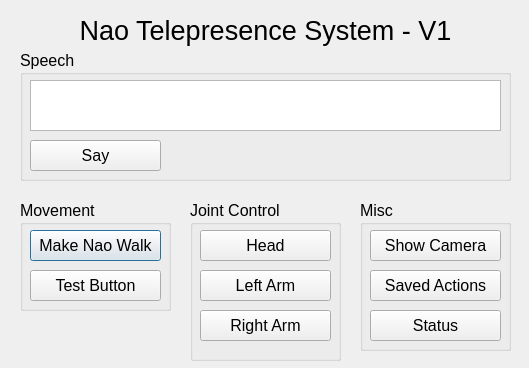
First picture: the form in gui/main_window.ui, repository PrakashW94/fyp-telepresence, before the edit.
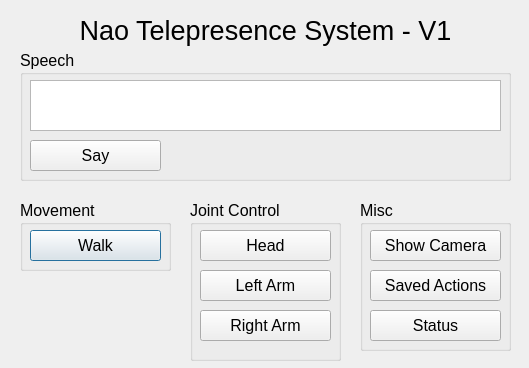
Second picture: the form after the edit.

Diff of the .ui file:
```diff
--- a/gui/main_window.ui
+++ b/gui/main_window.ui
@@ -58,7 +58,7 @@
      <x>20</x>
      <y>200</y>
      <width>151</width>
-     <height>111</height>
+     <height>71</height>
     </rect>
    </property>
    <property name="font">
@@ -79,20 +79,7 @@
      </rect>
     </property>
     <property name="text">
-     <string>Make Nao Walk</string>
-    </property>
-   </widget>
-   <widget class="QPushButton" name="btn_test">
-    <property name="geometry">
-     <rect>
-      <x>10</x>
-      <y>70</y>
-      <width>131</width>
-      <height>31</height>
-     </rect>
-    </property>
-    <property name="text">
-     <string>Test Button</string>
+     <string>Walk</string>
     </property>
    </widget>
   </widget>
```
